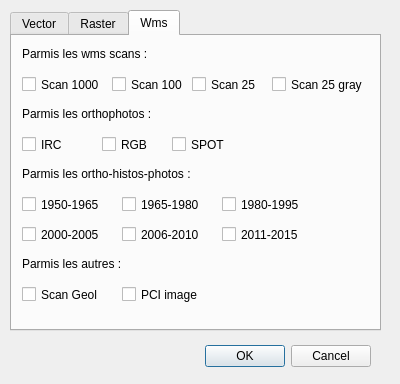
paul-carteron/Qracines, file dialogs/add_data.ui: the form before one commit.
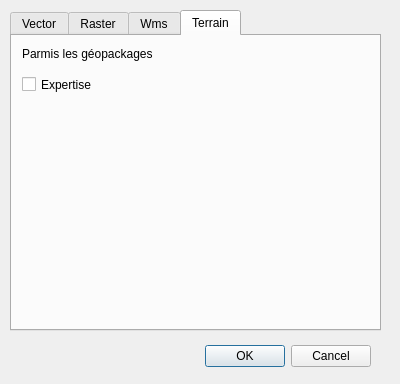
The form after the commit. The open tabs and pages were chosen to show the change.

Commit message: add data capabilities for terrain data

```diff
--- a/dialogs/add_data.ui
+++ b/dialogs/add_data.ui
@@ -498,6 +498,37 @@
      </property>
     </widget>
    </widget>
+   <widget class="QWidget" name="Terrain">
+    <attribute name="title">
+     <string>Terrain</string>
+    </attribute>
+    <widget class="QCheckBox" name="checkBox_EXPERTISE">
+     <property name="geometry">
+      <rect>
+       <x>10</x>
+       <y>40</y>
+       <width>91</width>
+       <height>17</height>
+      </rect>
+     </property>
+     <property name="text">
+      <string>Expertise</string>
+     </property>
+    </widget>
+    <widget class="QLabel" name="label_layers_13">
+     <property name="geometry">
+      <rect>
+       <x>10</x>
+       <y>10</y>
+       <width>191</width>
+       <height>16</height>
+      </rect>
+     </property>
+     <property name="text">
+      <string>Parmis les géopackages</string>
+     </property>
+    </widget>
+   </widget>
   </widget>
  </widget>
  <resources/>
```
Left out of the diff: 2 changed lines with no effect on the pictures. The commit also changes 2 other files.
